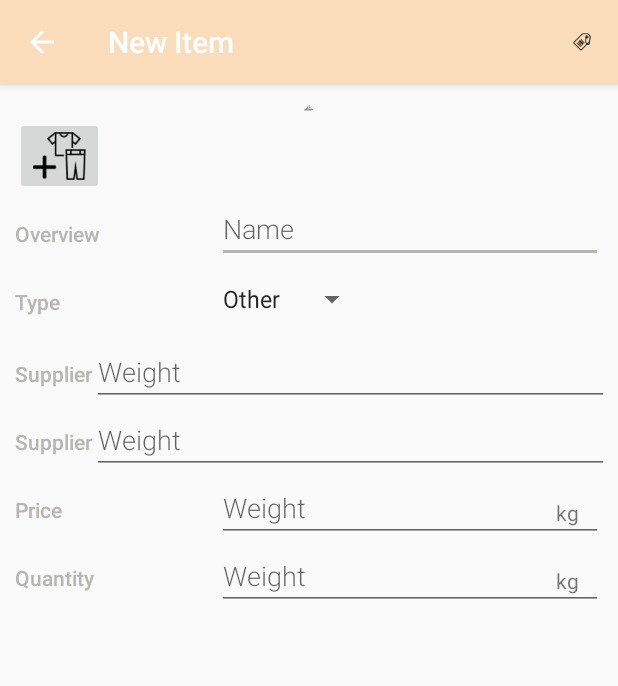
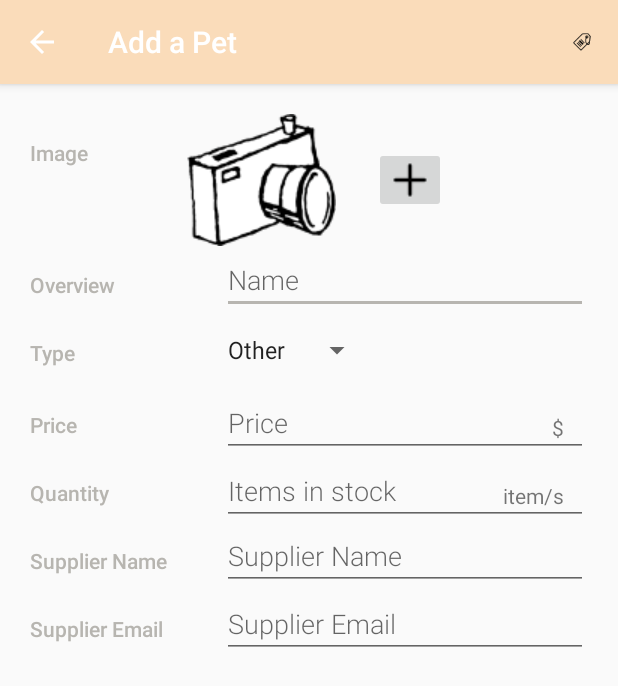
Before and after one commit to MsZhapa/mszhapa-boutique-inventory, an Android app: the EditorActivity screen opened directly, with no data from a screen before it, on a phone screen of 412 x 824 dp. Shown: the top 686 px of the screen. Run offline under Robolectric (Android 15) with nearby library versions, the phone set to English and light mode, and no system bars.

Commit message:
db with images, save and update working, no sale/quantity/supplier buttons

```diff
--- a/app/src/main/java/com/example/mszhapa/mszhapaboutiqueinventory/ClothesCursorAdapter.java
+++ b/app/src/main/java/com/example/mszhapa/mszhapaboutiqueinventory/ClothesCursorAdapter.java
@@ -60,7 +60,7 @@ public class ClothesCursorAdapter extends CursorAdapter {
         TextView nameTextView = (TextView) view.findViewById(R.id.item_name);
         TextView priceTextView = (TextView) view.findViewById(R.id.item_price);
         TextView quantityTextView = (TextView) view.findViewById(R.id.item_quantity);
-        ImageView imageView = (ImageView) view.findViewById(R.id.item_image);
+        ImageView itemImageView = (ImageView) view.findViewById(R.id.item_thumbnail);
 
         // Find the columns of pet attributes that we're interested in
         int nameColumnIndex = cursor.getColumnIndex(ClothesEntry.COLUMN_CLOTHES_NAME);
@@ -81,11 +81,11 @@ public class ClothesCursorAdapter extends CursorAdapter {
         priceTextView.setText(Integer.toString(price));
         quantityTextView.setText(Integer.toString(quantity));
         Glide.with(context).load(imageUri)
-                .placeholder(R.mipmap.ic_launcher)
+                .placeholder(R.drawable.pic)
                 .error(R.drawable.add)
                 .crossFade()
                 .centerCrop()
-                .into(imageView);
+                .into(itemImageView);
 
     }
 }
--- a/app/src/main/res/layout/activity_editor.xml
+++ b/app/src/main/res/layout/activity_editor.xml
@@ -16,22 +16,44 @@
     xmlns:tools="http://schemas.android.com/tools"
     android:layout_width="match_parent"
     android:layout_height="match_parent"
+    android:layout_margin="10dp"
     android:orientation="vertical"
     android:padding="10dp"
     tools:context=".EditorActivity">
+
+    <LinearLayout
+        android:layout_width="wrap_content"
+        android:orientation="horizontal"
+        android:layout_height="wrap_content">
+
+        <TextView
+            style="@style/CategoryStyle"
+            android:text="@string/add_photo" />
+
+        <LinearLayout
+            android:layout_height="wrap_content"
+            android:layout_width="0dp"
+            android:layout_weight="3"
+            android:layout_marginLeft="65dp"
+            android:orientation="horizontal">
 
     <ImageView
         android:layout_width="wrap_content"
         android:layout_height="wrap_content"
         android:layout_gravity="center_horizontal"
         android:id="@+id/item_image"
-        android:src="@drawable/hanger"/>
+        android:src="@drawable/pic"/>
 
     <ImageButton
         android:layout_width="wrap_content"
         android:layout_height="wrap_content"
+        android:layout_gravity="center_vertical"
+        android:layout_marginLeft="25dp"
         android:id="@+id/image_selector"
-        android:src="@drawable/add"/>
+        android:src="@drawable/add_sign"/>
+            </LinearLayout>
+
+    </LinearLayout>
 
     <!-- Overview category -->
     <LinearLayout
@@ -90,46 +112,6 @@
                 android:spinnerMode="dropdown"/>
         </LinearLayout>
     </LinearLayout>
-    <!-- Supplier category -->
-    <LinearLayout
-        android:id="@+id/container_supplier"
-        android:layout_width="match_parent"
-        android:layout_height="wrap_content"
-        android:orientation="horizontal">
-
-        <!-- Label -->
-        <TextView
-            android:text="@string/category_supplier"
-            style="@style/CategoryStyle" />
-
-        <!-- Input field -->
-        <EditText
-            android:id="@+id/edit_supplier_name"
-            android:hint="@string/hint_pet_weight"
-            android:inputType="text"
-            style="@style/EditorFieldStyle" />
-
-    </LinearLayout>
-    <!-- Supplier category -->
-    <LinearLayout
-        android:id="@+id/container_supplier_email"
-        android:layout_width="match_parent"
-        android:layout_height="wrap_content"
-        android:orientation="horizontal">
-
-        <!-- Label -->
-        <TextView
-            android:text="@string/category_supplier"
-            style="@style/CategoryStyle" />
-
-        <!-- Input field -->
-        <EditText
-            android:id="@+id/edit_supplier_email"
-            android:hint="@string/hint_pet_weight"
-            android:inputType="text"
-            style="@style/EditorFieldStyle" />
-
-    </LinearLayout>
 
     <!-- Price category -->
     <LinearLayout
@@ -153,14 +135,14 @@
             <!-- Weight field -->
             <EditText
                 android:id="@+id/edit_clothes_price"
-                android:hint="@string/hint_pet_weight"
+                android:hint="@string/hint_clothes_price"
                 android:inputType="number"
                 style="@style/EditorFieldStyle" />
 
             <!-- Units for weight (kg) -->
             <TextView
                 android:id="@+id/label_price_units"
-                android:text="@string/unit_pet_weight"
+                android:text="@string/unit_price"
                 style="@style/EditorUnitsStyle"/>
         </RelativeLayout>
     </LinearLayout>
@@ -186,15 +168,72 @@
             <!-- Weight field -->
             <EditText
                 android:id="@+id/edit_clothes_quantity"
-                android:hint="@string/hint_pet_weight"
+                android:hint="@string/hint_clothes_quantity"
                 android:inputType="number"
                 style="@style/EditorFieldStyle" />
 
             <!-- Units for weight (kg) -->
             <TextView
                 android:id="@+id/label_quantity_units"
-                android:text="@string/unit_pet_weight"
+                android:text="@string/unit_quantity"
                 style="@style/EditorUnitsStyle"/>
         </RelativeLayout>
     </LinearLayout>
+
+    <!-- Supplier category -->
+    <LinearLayout
+        android:layout_width="match_parent"
+        android:layout_height="wrap_content"
+        android:orientation="horizontal">
+
+        <!-- Label -->
+        <TextView
+            android:text="@string/category_supplier_name"
+            style="@style/CategoryStyle" />
+
+        <LinearLayout
+            android:layout_height="wrap_content"
+            android:layout_width="0dp"
+            android:layout_weight="2"
+            android:paddingLeft="4dp"
+            android:orientation="vertical">
+
+        <!-- Input field -->
+        <EditText
+            android:id="@+id/edit_supplier_name"
+            android:hint="@string/hint_clothes_supplier_name"
+            android:inputType="text"
+            style="@style/EditorFieldStyle" />
+
+    </LinearLayout>
+        </LinearLayout>
+    <!-- Supplier category -->
+    <LinearLayout
+        android:id="@+id/container_supplier_email"
+        android:layout_width="match_parent"
+        android:layout_height="wrap_content"
+        android:orientation="horizontal">
+
+        <!-- Label -->
+        <TextView
+            android:text="@string/category_supplier_email"
+            style="@style/CategoryStyle" />
+
+        <LinearLayout
+            android:layout_height="wrap_content"
+            android:layout_width="0dp"
+            android:layout_weight="2"
+            android:paddingLeft="4dp"
+            android:orientation="vertical">
+
+        <!-- Input field -->
+        <EditText
+            android:id="@+id/edit_supplier_email"
+            android:hint="@string/hint_clothes_supplier_email"
+            android:inputType="textEmailAddress"
+            style="@style/EditorFieldStyle" />
+
+    </LinearLayout>
+        </LinearLayout>
+
 </LinearLayout>
--- a/app/src/main/res/values/strings.xml
+++ b/app/src/main/res/values/strings.xml
@@ -73,13 +73,17 @@
     <!-- Label for gender information in the editor [CHAR LIMIT=30] -->
     <string name="category_type">Type</string>
 
-    <string name="category_supplier">Supplier</string>
+    <string name="category_supplier_name">Supplier Name</string>
+
+    <string name="category_supplier_email">Supplier Email</string>
 
     <string name="category_price">Price</string>
 
     <string name="category_quantity">Quantity</string>
 
     <string name="imposibru">imposibru</string>
+
+    <string name="add_photo">Image</string>
 
     <!-- Label for measurement information in the editor [CHAR LIMIT=30] -->
     <string name="category_measurement">Measurement</string>
@@ -91,10 +95,19 @@
     <string name="hint_pet_breed">Breed</string>
 
     <!-- Text hint for name field in the editor [CHAR LIMIT=30] -->
-    <string name="hint_pet_weight">Weight</string>
+    <string name="hint_clothes_price">Price</string>
+
+    <string name="hint_clothes_quantity">Items in stock</string>
+
+
+    <string name="hint_clothes_supplier_name">Supplier Name</string>
+
+    <string name="hint_clothes_supplier_email">Supplier Email</string>
 
     <!-- Units for weight of the pet (kilograms) [CHAR LIMIT=5] -->
-    <string name="unit_pet_weight">kg</string>
+    <string name="unit_price">$</string>
+
+    <string name="unit_quantity">item/s</string>
 
     <!-- Label for dropdown menu option if the pet's gender is unknown [CHAR LIMIT=20] -->
     <string name="type_other">Other</string>
```
Also changed, not shown: app/src/main/java/com/example/mszhapa/mszhapaboutiqueinventory/EditorActivity.java (+18 -16 lines), app/src/main/java/com/example/mszhapa/mszhapaboutiqueinventory/InventoryActivity.java (+7 -16 lines), app/src/main/java/com/example/mszhapa/mszhapaboutiqueinventory/data/ClothesProvider.java (+13 -7 lines), app/src/main/res/layout/list_item.xml (+1 -6 lines), app/src/main/res/drawable/add_sign.png (added), app/src/main/res/drawable/pic.png (added).
